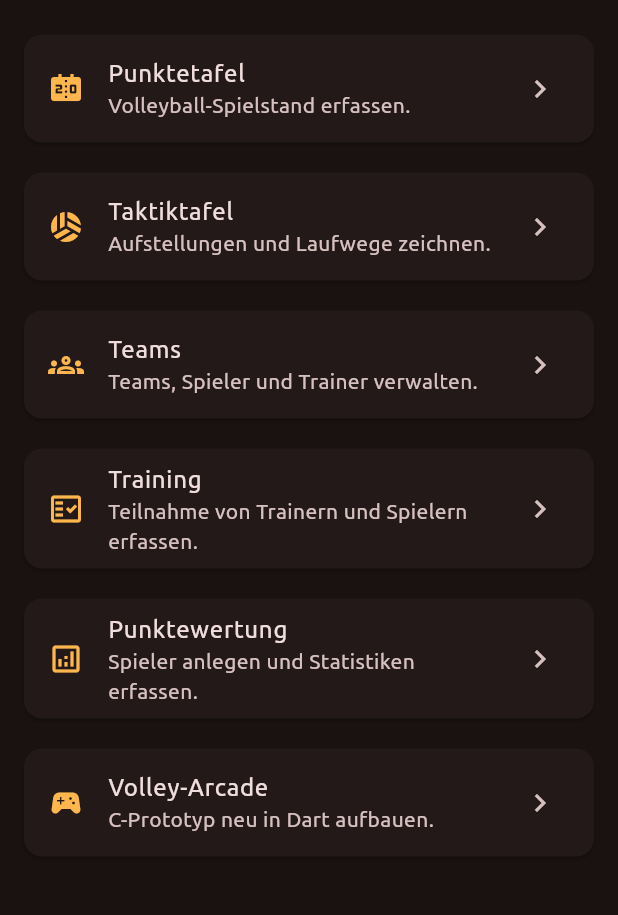
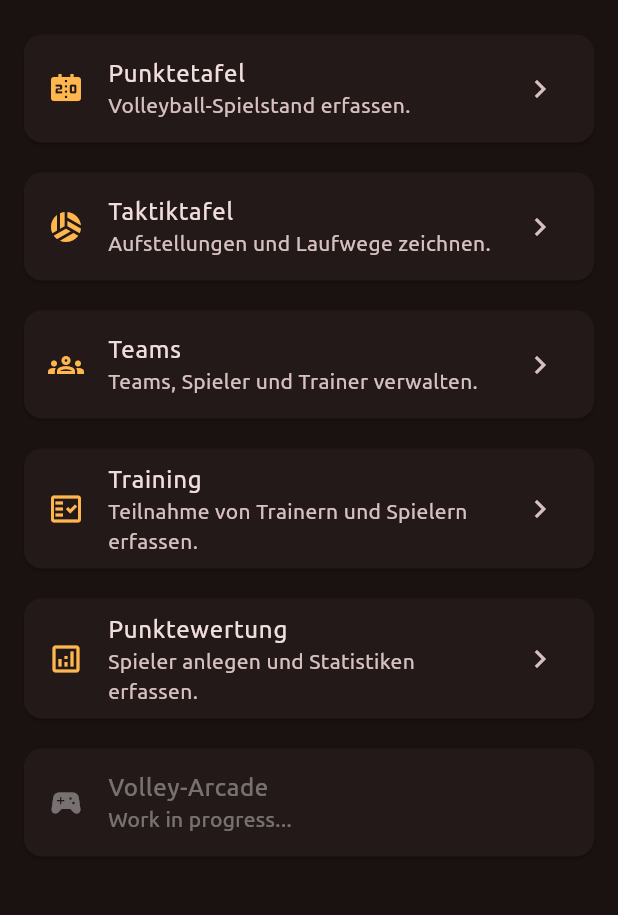
Before and after one commit to maheis/volley-ace, a Flutter app: the screen it shows after launch, on a phone screen of 412 x 824 dp, the part 132-1047 px from its top. Run offline on Flutter 3.47's test engine with Material 3 defaults, Android fonts, the phone set to English and light mode, and no system bars; our stand-ins replace file_picker, sembast, sembast_web, share_plus, wakelock_plus; project files that could hold a hidden picture were left out.

Commit message:
feat: update Volley-Arcade card to indicate work in progress and disable interaction

```diff
--- a/lib/src/home/home_page.dart
+++ b/lib/src/home/home_page.dart
@@ -102,11 +102,10 @@ class HomePage extends StatelessWidget {
           const SizedBox(height: 12),
           Card(
             child: ListTile(
-              leading: Icon(Icons.sports_esports, color: brandColor),
+              enabled: false,
+              leading: const Icon(Icons.sports_esports),
               title: const Text('Volley-Arcade'),
-              subtitle: const Text('C-Prototyp neu in Dart aufbauen.'),
-              trailing: const Icon(Icons.chevron_right),
-              onTap: onOpenArcade,
+              subtitle: const Text('Work in progress...'),
             ),
           ),
         ],
```
